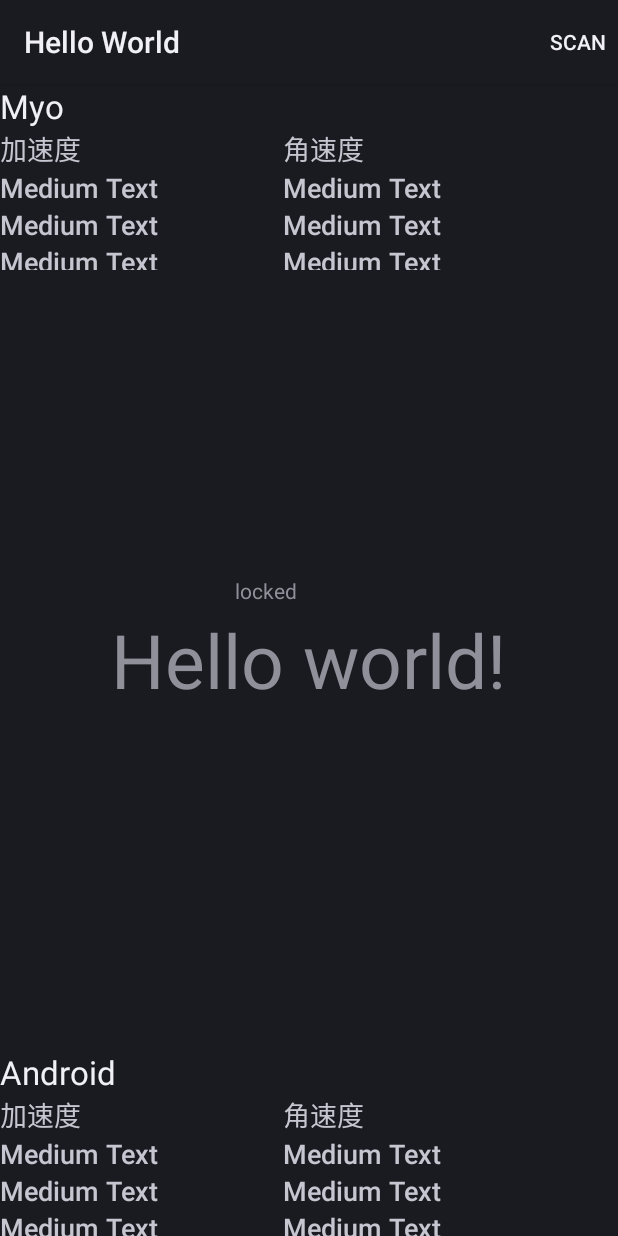
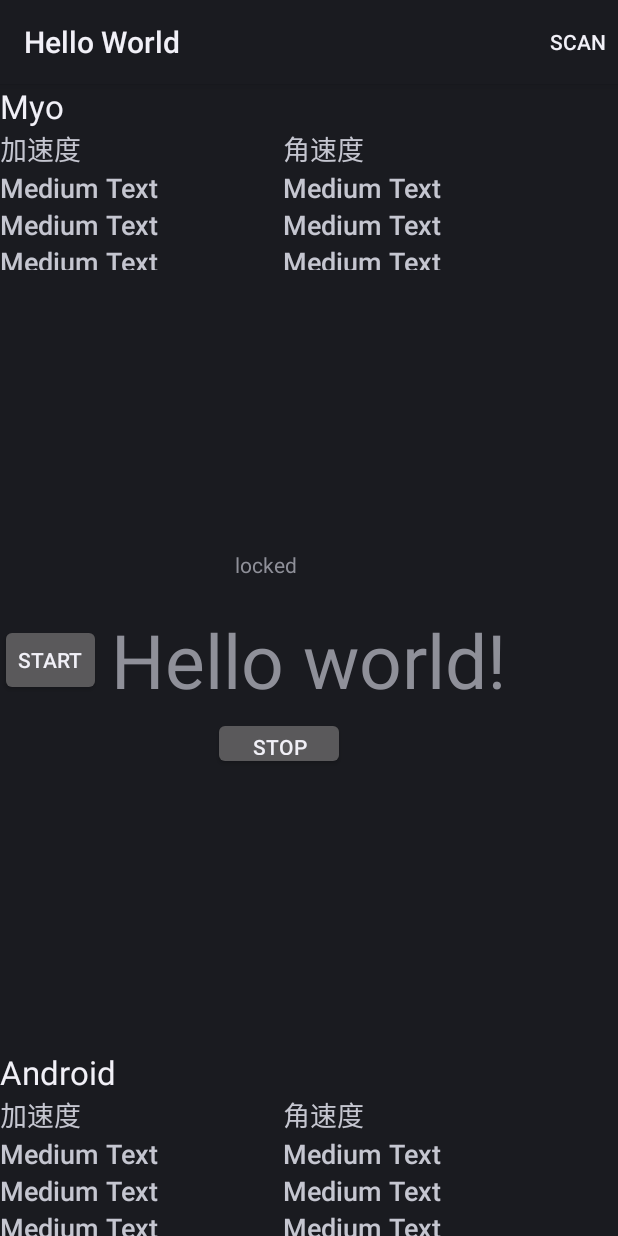
Before and after one commit to YukiNakaji/Myo, an Android app: the screen it shows after launch (HelloWorldActivity), on a phone screen of 412 x 824 dp. Run offline under Robolectric (Android 15) with nearby library versions, the phone set to English and light mode, and no system bars; libraries missing offline, so code that uses them is left out: com.thalmic.myo; 3 statements that could not run were skipped.

Commit message:
CSV保存（権限未完成）

```diff
--- a/HelloWorld/src/main/java/com/thalmic/android/sample/helloworld/HelloWorldActivity.java
+++ b/HelloWorld/src/main/java/com/thalmic/android/sample/helloworld/HelloWorldActivity.java
@@ -13,9 +13,13 @@ import android.hardware.SensorEvent;
 import android.hardware.SensorEventListener;
 import android.hardware.SensorManager;
 import android.os.Bundle;
+import android.os.Environment;
+import android.util.Log;
 import android.view.Menu;
 import android.view.MenuInflater;
 import android.view.MenuItem;
+import android.view.View;
+import android.widget.Button;
 import android.widget.TextView;
 import android.widget.Toast;
 
@@ -29,6 +33,11 @@ import com.thalmic.myo.Quaternion;
 import com.thalmic.myo.Vector3;
 import com.thalmic.myo.XDirection;
 import com.thalmic.myo.scanner.ScanActivity;
+
+import java.io.BufferedWriter;
+import java.io.FileWriter;
+import java.io.IOException;
+import java.io.PrintWriter;
 
 public class HelloWorldActivity extends Activity implements SensorEventListener{
 
@@ -64,6 +73,8 @@ public class HelloWorldActivity extends Activity implements SensorEventListener{
     private TextView axGyroTextView;
     private TextView ayGyroTextView;
     private TextView azGyroTextView;
+
+    public int button_flag = 0;
 
 
     // Classes that inherit from AbstractDeviceListener can be used to receive events from Myo devices.
@@ -232,11 +243,64 @@ public class HelloWorldActivity extends Activity implements SensorEventListener{
         ayGyroTextView= (TextView) findViewById(R.id.ayGyroValue);
         azGyroTextView= (TextView) findViewById(R.id.azGyroValue);
 
+        Button start_btn = (Button) findViewById(R.id.startbutton);
+        Button stop_btn = (Button) findViewById(R.id.stopbutton);
+
+        start_btn.setOnClickListener(new View.OnClickListener() {
+            @Override
+            public void onClick(View v) {
+                button_flag = 1;
+                System.out.println(button_flag);
+
+            }
+        });
+
+        stop_btn.setOnClickListener(new View.OnClickListener() {
+            @Override
+            public void onClick(View v) {
+                button_flag = 0;
+                System.out.println(button_flag);
+            }
+        });
+
+        System.out.println("aa");
+
+        try {
+            //出力先を作成する
+            FileWriter fw = new FileWriter(Environment.getExternalStorageDirectory().getPath()+"test3.csv", false);
+            PrintWriter pw = new PrintWriter(new BufferedWriter(fw));
+
+            //内容を指定する
+            pw.print("あ");
+            pw.print(",");
+            pw.print("い");
+            pw.println();
+
+            pw.print("01");
+            pw.print(",");
+            pw.print("02");
+            pw.println();
+
+            //ファイルに書き出す
+            pw.close();
+
+            //終了メッセージを画面に出力する
+            System.out.println("出力が完了しました。");
+
+        } catch (IOException ex) {
+            //例外時処理
+            ex.printStackTrace();
+            System.out.println("bbb");
+        }
+
+
 
 
         manager = (SensorManager)getSystemService(SENSOR_SERVICE);
         accelSensor = manager.getDefaultSensor(Sensor.TYPE_ACCELEROMETER);
         gyroSensor = manager.getDefaultSensor(Sensor.TYPE_GYROSCOPE);
+
+
 
         // First, we initialize the Hub singleton with an application identifier.
         Hub hub = Hub.getInstance();
--- a/HelloWorld/src/main/res/layout/activity_hello_world.xml
+++ b/HelloWorld/src/main/res/layout/activity_hello_world.xml
@@ -199,6 +199,24 @@
             android:layout_gravity="right|center_vertical"
             android:layout_row="7"
             android:layout_column="0" />
+
+        <Button
+            android:layout_width="wrap_content"
+            android:layout_height="35dp"
+            android:text="STOP"
+            android:id="@+id/stopbutton"
+            android:layout_row="8"
+            android:layout_column="0" />
     </GridLayout>
 
+    <Button
+        style="?android:attr/buttonStyleSmall"
+        android:layout_width="wrap_content"
+        android:layout_height="wrap_content"
+        android:text="START"
+        android:id="@+id/startbutton"
+        android:layout_gravity="left|center_vertical"
+        android:layout_row="8"
+        android:layout_column="0" />
+
 </FrameLayout>
```
Also changed, not shown: 4 other files.
